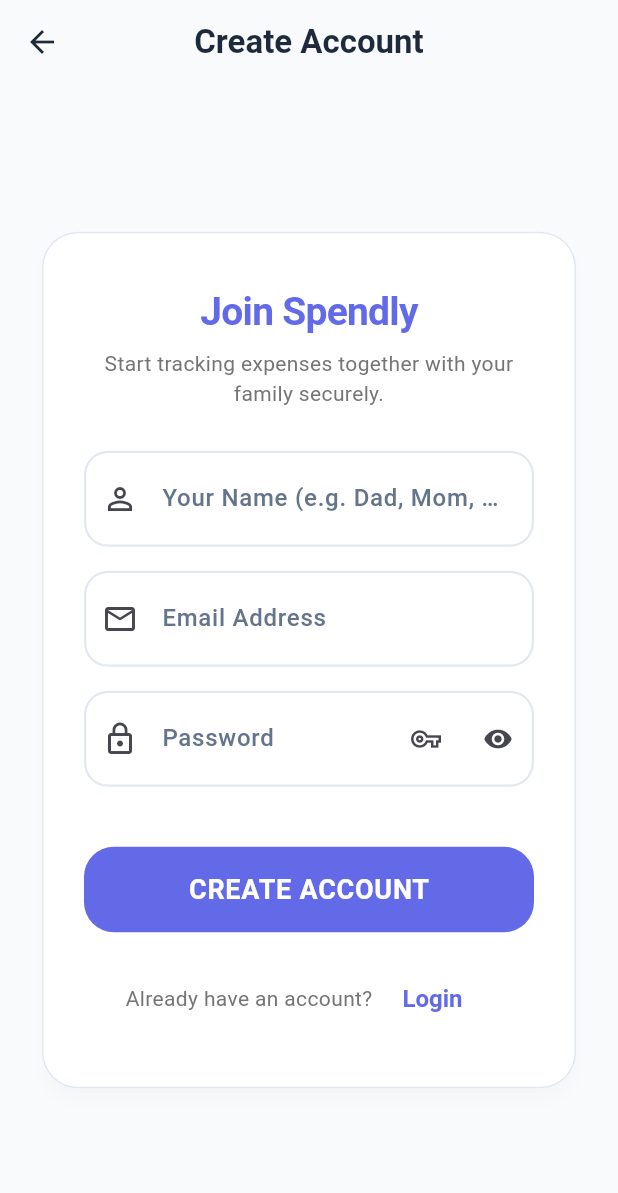
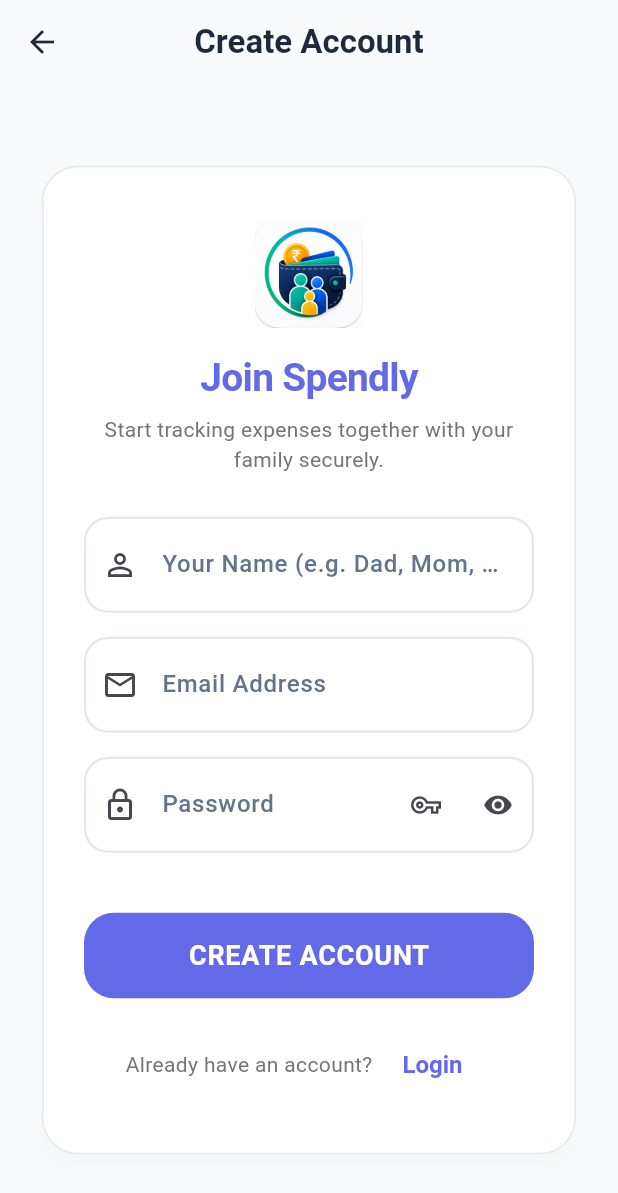
Before and after one commit to Preetdudhat03/spendly, a Flutter app: the screen it shows after launch, after a tap on "LOGIN", after a tap on "Sign Up", on a phone screen of 412 x 824 dp. Shown: the top 1193 px of the screen. Run offline on Flutter 3.47's test engine with Material 3 defaults, Android fonts, the light colour scheme and no system bars; our stand-ins replace connectivity_plus, csv, fl_chart, flutter_riverpod, go_router, hive and 6 more; accounts and stored records are empty.

Commit message:
28/6/2026

```diff
--- a/lib/features/auth/views/login_screen.dart
+++ b/lib/features/auth/views/login_screen.dart
@@ -84,10 +84,10 @@
                     mainAxisSize: MainAxisSize.min,
                     crossAxisAlignment: CrossAxisAlignment.stretch,
                     children: [
-                      Icon(
-                        Icons.account_balance_wallet,
-                        size: 72,
-                        color: Theme.of(context).primaryColor,
+                      Image.asset(
+                        'assets/images/logo.png',
+                        height: 72,
+                        width: 72,
                       ),
                       const SizedBox(height: 16),
                       Text(
--- a/lib/features/auth/views/register_screen.dart
+++ b/lib/features/auth/views/register_screen.dart
@@ -146,6 +146,12 @@
                     mainAxisSize: MainAxisSize.min,
                     crossAxisAlignment: CrossAxisAlignment.stretch,
                     children: [
+                      Image.asset(
+                        'assets/images/logo.png',
+                        height: 72,
+                        width: 72,
+                      ),
+                      const SizedBox(height: 16),
                       Text(
                         'Join Spendly',
                         textAlign: TextAlign.center,
```
Also changed, not shown: pubspec.yaml (+8 -1 lines), pubspec.lock, 28 other files.
